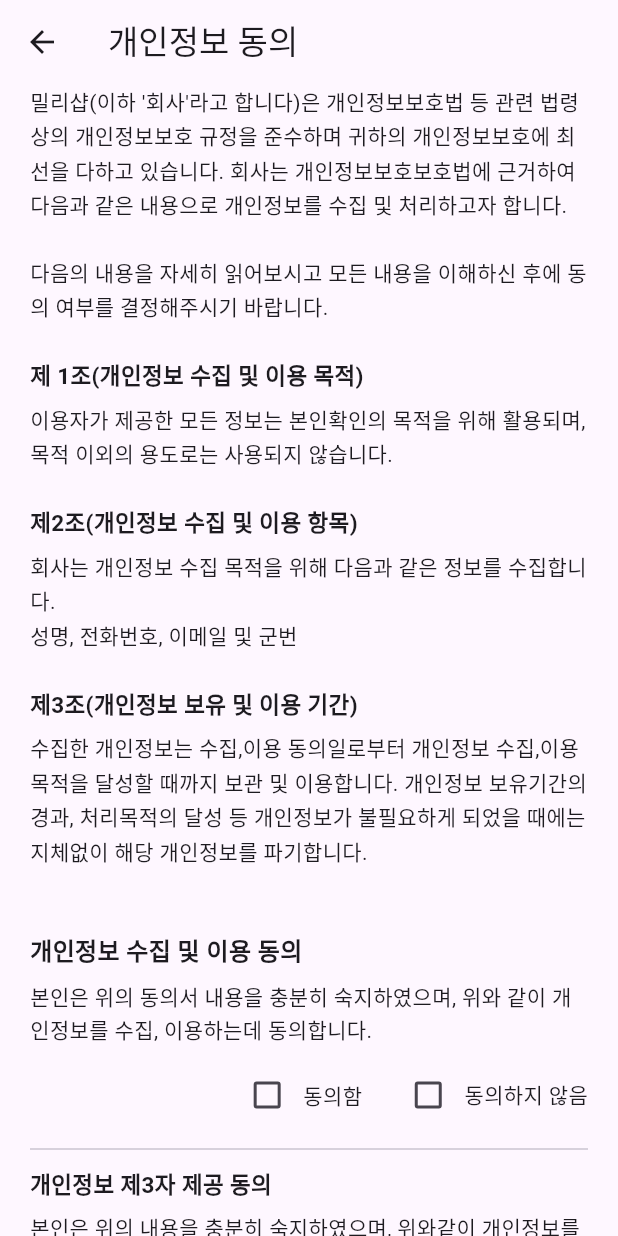
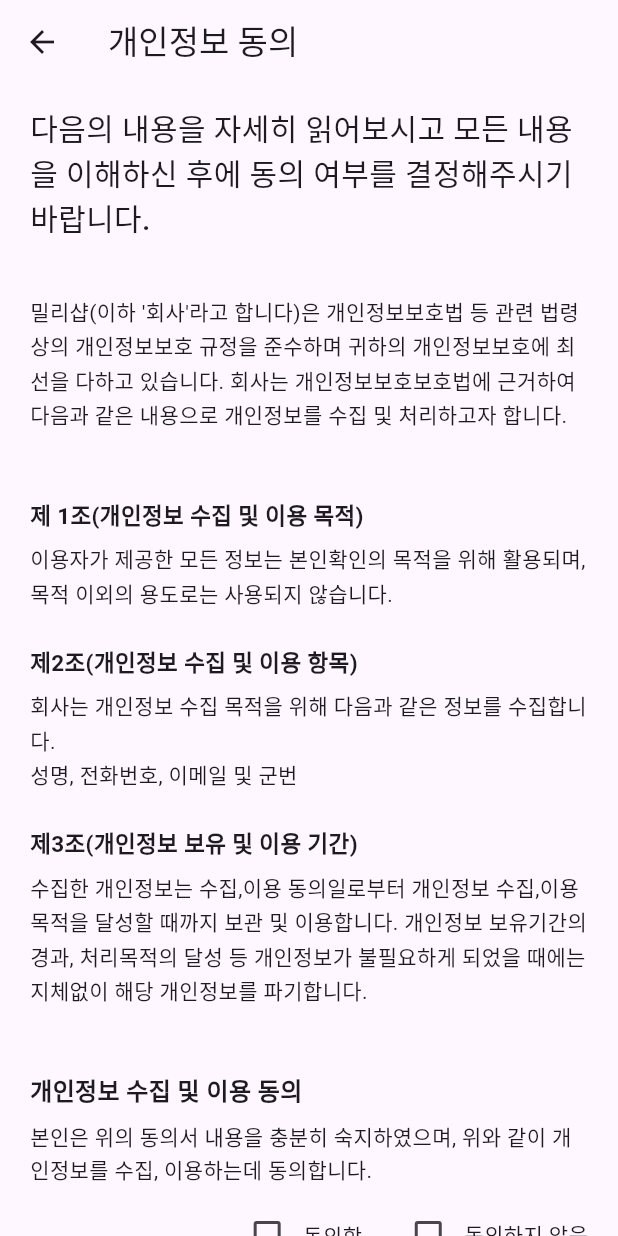
Before and after one commit to kangkum4156/RakaF, a Flutter app: the PrivacyConsentPage screen opened directly, on a phone screen of 412 x 824 dp. Run offline on Flutter 3.47's test engine with Material 3 defaults, Android fonts, the phone set to English and light mode, and no system bars; our stand-ins replace cloud_firestore, firebase_auth, firebase_core, firebase_messaging, firebase_remote_config, flutter_local_notifications; missing offline and left inert: encrypt; accounts and stored records are empty.

Commit message:
small UI update on signup_privacy.dart

```diff
--- a/lib/login/signup_privacy.dart
+++ b/lib/login/signup_privacy.dart
@@ -23,6 +23,8 @@
       c1 == ConsentChoice.agree &&
           c2 == ConsentChoice.agree &&
           c3 == ConsentChoice.agree;
+
+  bool get _nextAvailable => canProceed;
 
   void _toggleAll(bool? value) {
     final agree = value ?? false;
@@ -123,10 +125,15 @@
                 crossAxisAlignment: CrossAxisAlignment.start,
                 children: const [
                   // 머리말
+                  SizedBox(height: 14),
+                  Text("다음의 내용을 자세히 읽어보시고 모든 내용을 이해하신 후에 동의 여부를 결정해주시기 바랍니다.\n",
+                      style:
+                      TextStyle(fontSize: 20, fontWeight: FontWeight.w500)),
+                  SizedBox(height: 6),
                   Text(
                     "밀리샵(이하 '회사'라고 합니다)은 개인정보보호법 등 관련 법령상의 개인정보보호 규정을 준수하며 귀하의 개인정보보호에 최선을 다하고 있습니다. "
                         "회사는 개인정보보호보호법에 근거하여 다음과 같은 내용으로 개인정보를 수집 및 처리하고자 합니다.\n\n"
-                        "다음의 내용을 자세히 읽어보시고 모든 내용을 이해하신 후에 동의 여부를 결정해주시기 바랍니다.\n",
+                        ,
                     style: TextStyle(fontSize: 14, height: 1.6),
                   ),
                   // 제1조
@@ -212,6 +219,7 @@
                         style: const TextStyle(
                             fontSize: 13, color: Colors.black54)),
                   ),
+
                 ],
               ),
             ),
@@ -233,10 +241,20 @@
                     );
                   }
                       : null,
-                  child: const Text('모두 동의합니다'),
+                  style: ElevatedButton.styleFrom(
+                    backgroundColor:
+                        _nextAvailable ? Colors.green : Colors.grey,
+                    foregroundColor: Colors.white,
+                    padding: const EdgeInsets.symmetric(vertical: 16),
+                    shape: RoundedRectangleBorder(
+                      borderRadius: BorderRadius.circular(30),
+                    ),
+                  ),
+                  child: const Text("다음"),
                 ),
               ),
             ),
+            SizedBox(height: 30)
           ],
         ),
       ),
```
Also changed, not shown: lib/login/signup.dart (line endings or trailing spaces).
